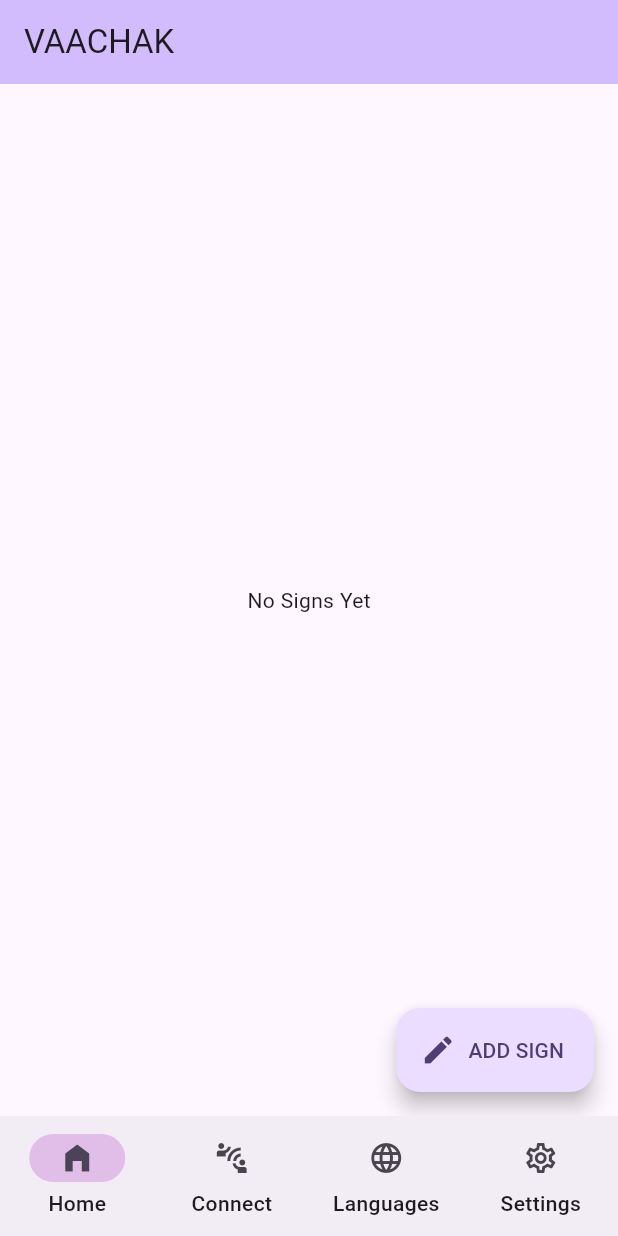
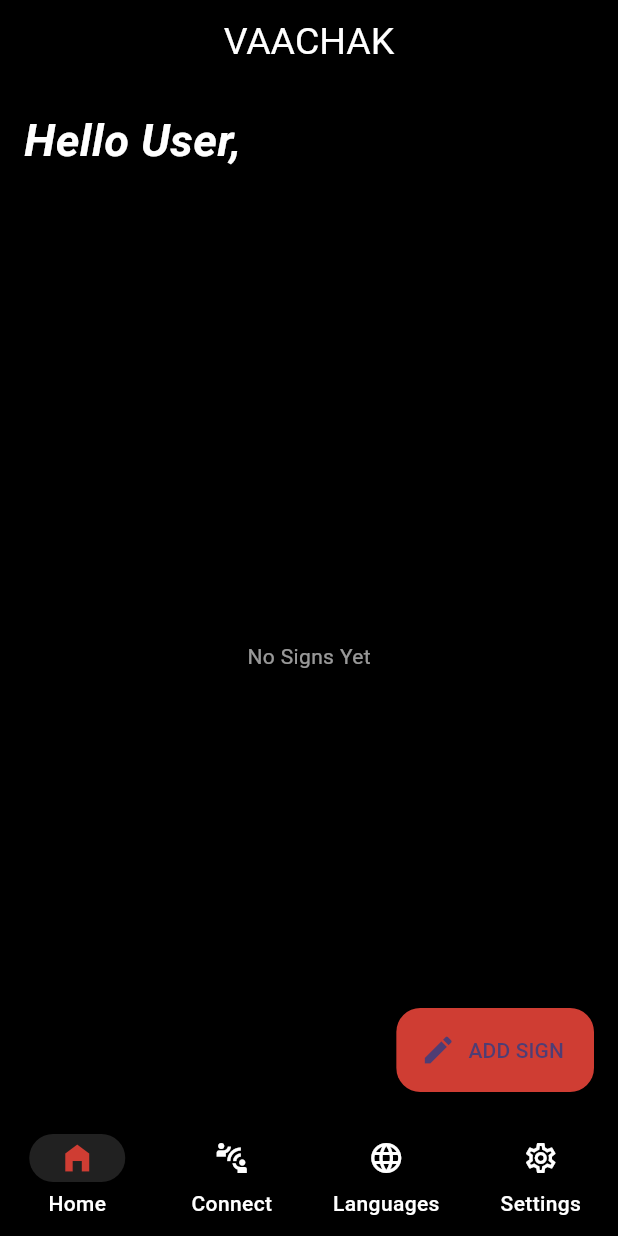
Before and after one commit to mukundsolanki/Vaachak-App, a Flutter app: the screen it shows after launch, on a phone screen of 412 x 824 dp. Run offline on Flutter 3.47's test engine with Material 3 defaults, Android fonts, the phone set to English and light mode, and no system bars; our stand-ins replace lottie; missing offline and left inert: agora_uikit.

Commit message:
Changed the UI styles

```diff
--- a/lib/main.dart
+++ b/lib/main.dart
@@ -45,15 +45,25 @@ class _MyHomePageState extends State<MyHomePage> {
   Widget build(BuildContext context) {
     return Scaffold(
       appBar: AppBar(
-        backgroundColor: Theme.of(context).colorScheme.inversePrimary,
-        title: Text(widget.title),
+        backgroundColor: Colors.black,
+        centerTitle: true,
+        title: Text(
+          widget.title,
+          textAlign: TextAlign.center,
+          style: TextStyle(
+            color: Colors.white,
+            fontSize: 25,
+          ),
+        ),
       ),
       body: screens[index],
       bottomNavigationBar: NavigationBarTheme(
         data: NavigationBarThemeData(
-          indicatorColor: Colors.purple.shade100,
+          backgroundColor: Color.fromARGB(255, 0, 0, 0),
+          indicatorColor: Colors.grey.shade900,
           labelTextStyle: MaterialStateProperty.all(
-            TextStyle(fontSize: 14, fontWeight: FontWeight.w500),
+            TextStyle(
+                fontSize: 14, fontWeight: FontWeight.w500, color: Colors.white),
           ),
         ),
         child: NavigationBar(
@@ -62,22 +72,48 @@ class _MyHomePageState extends State<MyHomePage> {
                 {setState(() => this.index = index)},
             destinations: [
               NavigationDestination(
-                icon: Icon(Icons.home_outlined),
+                icon: Icon(
+                  Icons.home_outlined,
+                  color: Colors.white,
+                ),
                 label: 'Home',
-                selectedIcon: Icon(Icons.home_filled),
+                selectedIcon: Icon(
+                  Icons.home_filled,
+                  color: Color.fromARGB(255, 207, 61, 51),
+                ),
               ),
               NavigationDestination(
-                icon: Icon(Icons.connect_without_contact_outlined),
+                icon: Icon(
+                  Icons.connect_without_contact_outlined,
+                  color: Colors.white,
+                ),
                 label: 'Connect',
+                selectedIcon: Icon(
+                  Icons.connect_without_contact,
+                  color: Color.fromARGB(255, 207, 61, 51),
+                ),
               ),
               NavigationDestination(
-                icon: Icon(Icons.language_outlined),
+                icon: Icon(
+                  Icons.language_outlined,
+                  color: Colors.white,
+                ),
                 label: 'Languages',
+                selectedIcon: Icon(
+                  Icons.language,
+                  color: Color.fromARGB(255, 207, 61, 51),
+                ),
               ),
               NavigationDestination(
-                icon: Icon(Icons.settings_outlined),
+                icon: Icon(
+                  Icons.settings_outlined,
+                  color: Colors.white,
+                ),
                 label: 'Settings',
-                selectedIcon: Icon(Icons.settings),
+                selectedIcon: Icon(
+                  Icons.settings,
+                  color: Color.fromARGB(255, 207, 61, 51),
+                ),
               ),
             ]),
       ),
--- a/lib/pages/connect_screen.dart
+++ b/lib/pages/connect_screen.dart
@@ -6,6 +6,7 @@ class ConnectScreen extends StatelessWidget {
   @override
   Widget build(BuildContext context) {
     return Scaffold(
+      backgroundColor: Color.fromARGB(255, 0, 0, 0),
       body: Center(
         child: Column(
           mainAxisAlignment: MainAxisAlignment.center,
@@ -20,8 +21,12 @@ class ConnectScreen extends StatelessWidget {
                 // Call ID is used to establish connection between two diifferent users
                 Navigator.push(context, MaterialPageRoute(builder: (context) => const CallPage(),),);
               },
-              icon: Icon(Icons.video_call),
-              label: Text('Start Call'),
+              icon: Icon(Icons.video_call,
+              color: Colors.black,),
+              label: Text('Start Call', style: TextStyle(color: Colors.black),),
+              style: ButtonStyle(
+                backgroundColor: MaterialStateProperty.all<Color>(Color.fromARGB(255, 207, 61, 51)),
+              ),
             ),
           ],
         ),
--- a/lib/pages/home_screen.dart
+++ b/lib/pages/home_screen.dart
@@ -3,12 +3,13 @@ import 'dart:math' as math;
 import 'widgets/bottom_model_sheet.dart';
 
 class HomeScreen extends StatefulWidget {
+  String get title => 'as';
+
   @override
   _HomeScreenState createState() => _HomeScreenState();
 }
 
-class _HomeScreenState extends State<HomeScreen>
-    with SingleTickerProviderStateMixin {
+class _HomeScreenState extends State<HomeScreen> with SingleTickerProviderStateMixin {
   List<TextInfo> texts = [];
   late AnimationController _rotateController;
 
@@ -54,17 +55,38 @@ class _HomeScreenState extends State<HomeScreen>
   @override
   Widget build(BuildContext context) {
     return Scaffold(
-      body: Center(
+      backgroundColor: Color.fromARGB(255, 0, 0, 0),
+      body: Column(
+        crossAxisAlignment: CrossAxisAlignment.stretch,
+        children: [
+          Padding(
+            padding: const EdgeInsets.all(16.0),
+            child: Text(
+              'Hello User,',
+              style: TextStyle(
+                fontSize: 30.0,
+                color: Colors.white,
+                fontWeight: FontWeight.w600,
+                fontStyle: FontStyle.italic
+              ),
+            ),
+          ),
+          Expanded(
+            child: Center(
               child: texts.isEmpty
-            ? Text('No Signs Yet')
+                  ? Text(
+                      'No Signs Yet',
+                      style: TextStyle(
+                        color: Colors.white60,
+                      ),
+                    )
                   : ListView.builder(
                       itemCount: texts.length,
                       itemBuilder: (context, index) {
                         return Container(
-                    margin:
-                        EdgeInsets.symmetric(horizontal: 16.0, vertical: 8.0),
+                          margin: EdgeInsets.symmetric(horizontal: 16.0, vertical: 8.0),
                           decoration: BoxDecoration(
-                      color: Colors.grey[200],
+                            color: Colors.grey.shade300,
                             borderRadius: BorderRadius.circular(12.0),
                           ),
                           padding: EdgeInsets.all(16.0),
@@ -84,8 +106,7 @@ class _HomeScreenState extends State<HomeScreen>
                                       animation: _rotateController,
                                       builder: (context, child) {
                                         return Transform.rotate(
-                                    angle:
-                                        _rotateController.value * 5.0 * math.pi,
+                                          angle: _rotateController.value * 5.0 * math.pi,
                                           child: Icon(
                                             Icons.sync_rounded,
                                             color: Colors.blue,
@@ -113,7 +134,12 @@ class _HomeScreenState extends State<HomeScreen>
                       },
                     ),
             ),
+          ),
+        ],
+      ),
       floatingActionButton: FloatingActionButton.extended(
+        // backgroundColor: Colors.blueGrey.shade300,
+        backgroundColor: Color.fromARGB(255, 207, 61, 51),
         onPressed: () {
           showModalBottomSheet(
             isScrollControlled: true,
@@ -129,6 +155,7 @@ class _HomeScreenState extends State<HomeScreen>
   }
 }
 
+
 class TextInfo {
   final String text;
   bool isLoading;
--- a/lib/pages/settings_screen.dart
+++ b/lib/pages/settings_screen.dart
@@ -4,6 +4,7 @@ class SettingsScreen extends StatelessWidget {
   @override
   Widget build(BuildContext context) {
     return Scaffold(
+      backgroundColor: Color.fromARGB(255, 0, 0, 0),
       body: Stack(
         children: [
           // Bottom layer: Cover image
@@ -77,14 +78,14 @@ class SettingsScreen extends StatelessWidget {
                   style: TextStyle(
                     fontSize: 18,
                     fontWeight: FontWeight.bold,
-                    color: Colors.black,
+                    color: Colors.white,
                   ),
                 ),
                 Text(
                   'User ID',
                   style: TextStyle(
                     fontSize: 16,
-                    color: Colors.black,
+                    color: Colors.white,
                   ),
                 ),
               ],
@@ -139,7 +140,7 @@ class DeviceStatusContainer extends StatelessWidget {
             child: Icon(
               icon,
               size: 30,
-              color: Colors.blue,
+              color: Colors.red,
             ),
           ),
         ],
```
Lines whose indentation alone changed are shown as unchanged.
